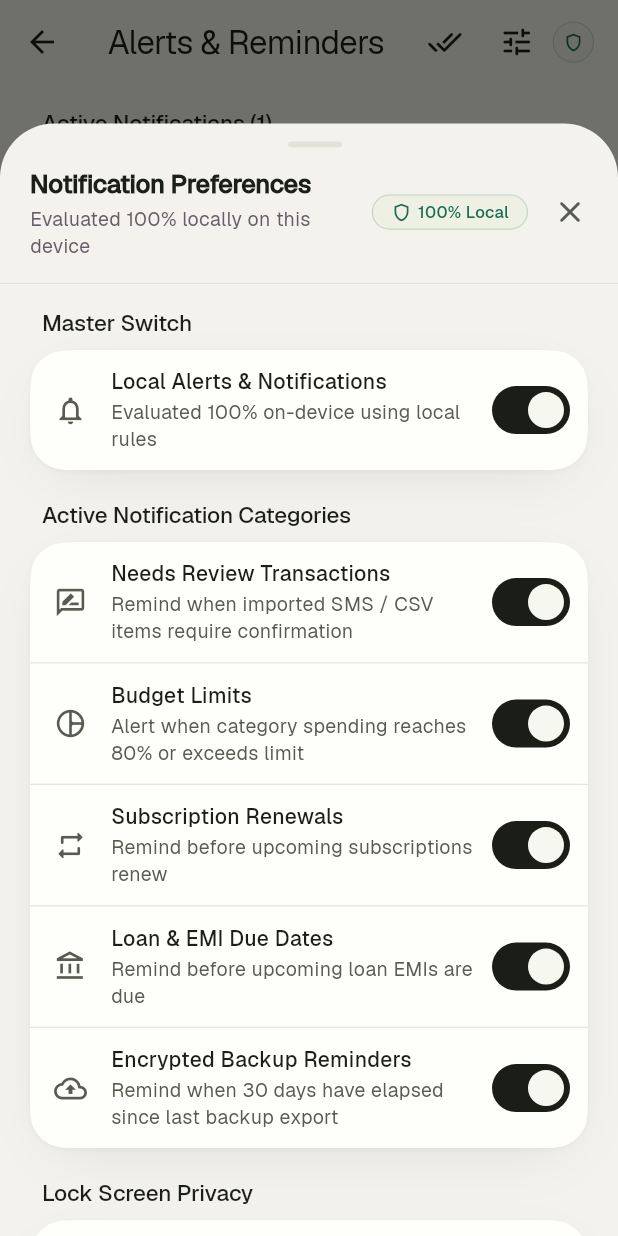
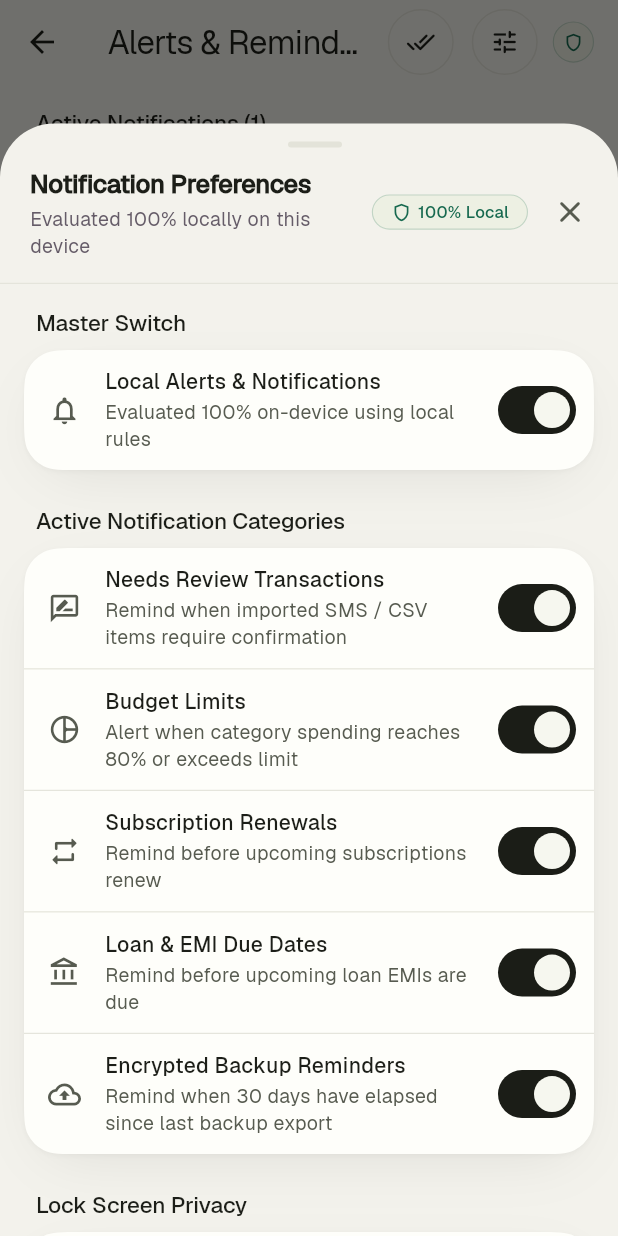
Before and after one commit to Shibilimohdtp/financeflow, a Flutter app: the AlertsInboxScreen screen opened directly, after a tap on the "tune" icon, on a phone screen of 412 x 824 dp. Run offline on Flutter 3.47's test engine with Material 3 defaults, Android fonts, the phone set to English and light mode, and no system bars; our stand-ins replace file_picker, flutter_local_notifications, flutter_riverpod, flutter_secure_storage, flutter_timezone, isar and 3 more; accounts and stored records are empty; generated files the repository leaves out were written again; project files that could hold a hidden picture were left out.

Commit message:
feat(ui): DS-B9d Alerts inbox and alert settings sheet in Stillwater Bloom

```diff
--- a/lib/features/alerts/alert_settings_sheet.dart
+++ b/lib/features/alerts/alert_settings_sheet.dart
@@ -2,22 +2,23 @@ import 'package:flutter/foundation.dart';
 import 'package:flutter/material.dart';
 import 'package:flutter_riverpod/flutter_riverpod.dart';
 
+import '../../core/formatting/currency_formatter.dart';
 import '../../models/app_settings.dart';
+import '../../services/notifications/local_notification_service.dart';
+import '../../services/notifications/notification_coordinator.dart';
 import '../../shared/widgets/ff_button.dart';
 import '../../shared/widgets/ff_card.dart';
+import '../../shared/widgets/ff_divider.dart';
 import '../../shared/widgets/ff_grouped_container.dart';
 import '../../shared/widgets/ff_privacy_badge.dart';
+import '../../shared/widgets/ff_row.dart';
 import '../../shared/widgets/ff_section_header.dart';
+import '../../shared/widgets/ff_sheet.dart';
 import '../../shared/widgets/ff_sheet_header.dart';
+import '../../shared/widgets/ff_toast.dart';
+import '../../theme/ff.dart';
+import '../../theme/ff_tone.dart';
 import '../settings/settings_controller.dart';
-import '../../services/notifications/local_notification_service.dart';
-import '../../services/notifications/notification_coordinator.dart';
-import '../../core/formatting/currency_formatter.dart';
-import '../../shared/widgets/ff_toast.dart';
-import '../../shared/widgets/ff_sheet.dart';
-import '../../shared/widgets/ff_divider.dart';
-import '../../shared/widgets/ff_row.dart';
-import '../../theme/ff.dart';
 
 final notificationPermissionStatusProvider =
     FutureProvider.autoDispose<NotificationPermissionStatus>((ref) async {
@@ -27,7 +28,7 @@ final notificationPermissionStatusProvider =
       return NotificationPermissionStatus.notRequested;
     });
 
-/// Bottom sheet for configuring local push notifications and alerts preferences.
+/// Bottom sheet for configuring local push notifications and alerts preferences: Pattern E.
 class AlertSettingsSheet extends ConsumerStatefulWidget {
   const AlertSettingsSheet({super.key});
 
@@ -67,14 +68,15 @@ class _AlertSettingsSheetState extends ConsumerState<AlertSettingsSheet> {
         Flexible(
           child: ListView(
             padding: const EdgeInsets.symmetric(
-              horizontal: FfSpace.lg,
+              horizontal: FfSpace.pageMargin,
               vertical: FfSpace.md,
             ),
             children: [
               // ── 1. System Permission Banner ──────────────────────────────
               if (!isPermissionGranted && !kIsWeb) ...[
                 FfCard(
-                  variant: FfCardVariant.elevated,
+                  variant: FfCardVariant.tinted,
+                  tone: FfTone.warning,
                   padding: const EdgeInsets.all(FfSpace.md),
                   child: Column(
                     crossAxisAlignment: CrossAxisAlignment.start,
@@ -83,7 +85,7 @@ class _AlertSettingsSheetState extends ConsumerState<AlertSettingsSheet> {
                         children: [
                           Icon(
                             Icons.notifications_off_outlined,
-                            color: context.ff.color.statusSuccess,
+                            color: context.ff.color.statusWarning,
                             size: 22,
                           ),
                           const SizedBox(width: FfSpace.sm),
@@ -92,6 +94,7 @@ class _AlertSettingsSheetState extends ConsumerState<AlertSettingsSheet> {
                               'System Notifications Disabled',
                               style: context.ff.text.titleSm.copyWith(
                                 fontWeight: FontWeight.w600,
+                                color: context.ff.color.statusWarning,
                               ),
                             ),
                           ),
@@ -145,7 +148,7 @@ class _AlertSettingsSheetState extends ConsumerState<AlertSettingsSheet> {
                     ],
                   ),
                 ),
-                const SizedBox(height: FfSpace.lg),
+                const SizedBox(height: FfSpace.xl),
               ],
 
               // ── 2. Master Switch ─────────────────────────────────────────
@@ -171,7 +174,7 @@ class _AlertSettingsSheetState extends ConsumerState<AlertSettingsSheet> {
                 ],
               ),
 
-              const SizedBox(height: FfSpace.lg),
+              const SizedBox(height: FfSpace.xl),
 
               // ── 3. Category Triggers ─────────────────────────────────────
               if (settings.isAlertsEnabled &&
@@ -264,7 +267,7 @@ class _AlertSettingsSheetState extends ConsumerState<AlertSettingsSheet> {
                     ),
                   ],
                 ),
-                const SizedBox(height: FfSpace.lg),
+                const SizedBox(height: FfSpace.xl),
 
                 // ── 4. Privacy Settings ───────────────────────────────────
                 const FfSectionHeader(title: 'Lock Screen Privacy'),
@@ -294,17 +297,18 @@ class _AlertSettingsSheetState extends ConsumerState<AlertSettingsSheet> {
                         ? 'Preview: "1 imported transaction is waiting for your review."'
                         : 'Preview: "Swiggy · ${CurrencyFormatter.formatAmount(450)} is waiting for review."',
                     style: context.ff.text.labelSm.copyWith(
-                      color: context.ff.color.borderStrong,
+                      color: context.ff.color.secondary,
                       fontStyle: FontStyle.italic,
                     ),
                   ),
                 ),
-                const SizedBox(height: FfSpace.lg),
+                const SizedBox(height: FfSpace.xl),
               ],
 
               // ── 5. Privacy & Battery Guarantee ───────────────────────────
               FfCard(
                 variant: FfCardVariant.tinted,
+                tone: FfTone.success,
                 padding: const EdgeInsets.all(FfSpace.md),
                 child: Row(
                   children: [
@@ -338,7 +342,7 @@ class _AlertSettingsSheetState extends ConsumerState<AlertSettingsSheet> {
                 ),
               ),
 
-              const SizedBox(height: FfSpace.lg),
+              const SizedBox(height: FfSpace.xl),
 
               // ── 6. Developer Tools (Test Notification) ───────────────────
               if (kDebugMode) ...[
@@ -368,7 +372,7 @@ class _AlertSettingsSheetState extends ConsumerState<AlertSettingsSheet> {
                     ),
                   ],
                 ),
-                const SizedBox(height: FfSpace.lg),
+                const SizedBox(height: FfSpace.xl),
               ],
 
               const SizedBox(height: FfSpace.x2l),
--- a/lib/features/alerts/alerts_inbox_screen.dart
+++ b/lib/features/alerts/alerts_inbox_screen.dart
@@ -1,19 +1,24 @@
 import 'package:flutter/material.dart';
 import 'package:flutter_riverpod/flutter_riverpod.dart';
-import '../../core/extensions/context_extensions.dart';
+
 import '../../core/formatting/date_formatter.dart';
 import '../../models/alert_item.dart';
 import '../../repositories/alert_repository.dart';
+import '../../shared/widgets/ff_app_bar.dart';
+import '../../shared/widgets/ff_divider.dart';
 import '../../shared/widgets/ff_empty_state.dart';
 import '../../shared/widgets/ff_grouped_container.dart';
+import '../../shared/widgets/ff_icon_tile.dart';
 import '../../shared/widgets/ff_privacy_badge.dart';
+import '../../shared/widgets/ff_progress.dart';
+import '../../shared/widgets/ff_round_buttons.dart';
 import '../../shared/widgets/ff_section_header.dart';
+import '../../theme/ff.dart';
+import '../../theme/ff_tone.dart';
 import 'alert_settings_sheet.dart';
 import 'alerts_controller.dart';
-import '../../shared/widgets/ff_app_bar.dart';
-import '../../shared/widgets/ff_progress.dart';
-import '../../theme/ff.dart';
 
+/// Alerts and notifications inbox: Pattern B (everyday list) on plain canvas.
 class AlertsInboxScreen extends ConsumerStatefulWidget {
   const AlertsInboxScreen({super.key});
 
@@ -30,14 +35,14 @@ class _AlertsInboxScreenState extends ConsumerState<AlertsInboxScreen> {
     );
   }
 
-  Color _getSeverityColor(BuildContext context, AlertSeverity severity) {
+  FfTone _getSeverityTone(AlertSeverity severity) {
     switch (severity) {
       case AlertSeverity.urgent:
-        return context.ff.color.statusError;
+        return FfTone.expense;
       case AlertSeverity.attention:
-        return context.ff.color.accent;
+        return FfTone.warning;
       case AlertSeverity.informational:
-        return context.ff.color.actionPrimary;
+        return FfTone.primary;
     }
   }
 
@@ -72,20 +77,24 @@ class _AlertsInboxScreenState extends ConsumerState<AlertsInboxScreen> {
       appBar: FfAppBar(
         title: 'Alerts & Reminders',
         actions: [
-          IconButton(
-            icon: const Icon(Icons.done_all_rounded),
+          FfCircleButton(
+            icon: Icons.done_all_rounded,
             tooltip: 'Mark All Read',
+            soft: true,
             onPressed:
                 () =>
                     ref.read(alertsControllerProvider.notifier).markAllAsRead(),
           ),
-          IconButton(
-            icon: const Icon(Icons.tune_rounded),
+          const SizedBox(width: FfSpace.xs),
+          FfCircleButton(
+            icon: Icons.tune_rounded,
             tooltip: 'Alert Settings',
+            soft: true,
             onPressed: () => AlertSettingsSheet.show(context),
           ),
+          const SizedBox(width: FfSpace.xs),
           const Padding(
-            padding: EdgeInsets.only(right: FfSpace.md),
+            padding: EdgeInsets.only(right: FfSpace.pageMargin),
             child: Center(
               child: FfPrivacyBadge(label: 'Local Rules', iconOnly: true),
             ),
@@ -110,18 +119,46 @@ class _AlertsInboxScreenState extends ConsumerState<AlertsInboxScreen> {
 
           return ListView(
             padding: const EdgeInsets.symmetric(
-              horizontal: FfSpace.lg,
+              horizontal: FfSpace.pageMargin,
               vertical: FfSpace.md,
             ),
             children: [
               FfSectionHeader(title: 'Active Notifications (${alerts.length})'),
               FfGroupedContainer(
-                children:
-                    alerts.map((alert) {
-                      final iconColor = _getSeverityColor(
-                        context,
-                        alert.severity,
+                dividerInset: FfRowLeading.tile,
+                children: [
+                  for (final alert in alerts) _buildAlertRow(context, alert),
+                ],
+              ),
+              const SizedBox(height: FfSpace.x4l),
+            ],
           );
+        },
+        loading:
+            () => const Center(
+              child: Padding(
+                padding: EdgeInsets.all(FfSpace.x4l),
+                child: FfLoading(),
+              ),
+            ),
+        error:
+            (e, _) => Center(
+              child: Padding(
+                padding: const EdgeInsets.all(FfSpace.xl),
+                child: Text(
+                  'Error loading alerts: $e',
+                  style: context.ff.text.body.copyWith(
+                    color: context.ff.color.statusError,
+                  ),
+                ),
+              ),
+            ),
+      ),
+    );
+  }
+
+  Widget _buildAlertRow(BuildContext context, AlertItem alert) {
+    final tone = _getSeverityTone(alert.severity);
     final iconData = _getAlertIcon(alert.type);
 
     return Dismissible(
@@ -131,9 +168,8 @@ class _AlertsInboxScreenState extends ConsumerState<AlertsInboxScreen> {
         alignment: Alignment.centerRight,
         padding: const EdgeInsets.only(right: FfSpace.lg),
         decoration: BoxDecoration(
-                            color: context.ff.color.statusError.withValues(
-                              alpha: 0.15,
-                            ),
+          color: context.ff.color.statusErrorContainer,
+          borderRadius: ffRadius(FfRadius.md),
         ),
         child: Icon(
           Icons.archive_outlined,
@@ -141,57 +177,37 @@ class _AlertsInboxScreenState extends ConsumerState<AlertsInboxScreen> {
         ),
       ),
       onDismissed: (_) {
-                          ref
-                              .read(alertsControllerProvider.notifier)
-                              .dismissAlert(alert.id);
+        ref.read(alertsControllerProvider.notifier).dismissAlert(alert.id);
       },
       child: InkWell(
         onTap: () {
-                            ref
-                                .read(alertsControllerProvider.notifier)
-                                .markAsRead(alert.id);
+          ref.read(alertsControllerProvider.notifier).markAsRead(alert.id);
         },
         child: Padding(
           padding: const EdgeInsets.all(FfSpace.md),
           child: Row(
             crossAxisAlignment: CrossAxisAlignment.start,
             children: [
-                                Container(
-                                  width: FfRowTokens.iconTile,
-                                  height: FfRowTokens.iconTile,
-                                  decoration: BoxDecoration(
-                                    color: iconColor.withValues(
-                                      alpha: FfTint.subtle.alpha,
-                                    ),
-                                    borderRadius: BorderRadius.circular(
-                                      FfRadius.sm,
-                                    ),
-                                  ),
-                                  child: Icon(
-                                    iconData,
-                                    color: iconColor,
-                                    size: 20,
-                                  ),
-                                ),
+              FfIconTile(icon: iconData, tone: tone),
               const SizedBox(width: FfSpace.md),
               Expanded(
                 child: Column(
-                                    crossAxisAlignment:
-                                        CrossAxisAlignment.start,
+                  crossAxisAlignment: CrossAxisAlignment.start,
                   children: [
                     Row(
                       children: [
                         Expanded(
                           child: Text(
                             alert.title,
-                                              style: context
-                                                  .textTheme
-                                                  .titleSmall
-                                                  ?.copyWith(
+                            style: context.ff.text.titleSm.copyWith(
                               fontWeight:
                                   alert.isRead
                                       ? FontWeight.w500
                                       : FontWeight.w700,
+                              color:
+                                  alert.isRead
+                                      ? context.ff.color.secondary
+                                      : context.ff.color.textPrimary,
                             ),
                           ),
                         ),
@@ -199,11 +215,9 @@ class _AlertsInboxScreenState extends ConsumerState<AlertsInboxScreen> {
                           Container(
                             width: 8,
                             height: 8,
-                                              margin: const EdgeInsets.only(
-                                                left: FfSpace.x2s,
-                                              ),
+                            margin: const EdgeInsets.only(left: FfSpace.xs),
                             decoration: BoxDecoration(
-                                                color: iconColor,
+                              color: context.ff.color.spark,
                               shape: BoxShape.circle,
                             ),
                           ),
@@ -218,12 +232,9 @@ class _AlertsInboxScreenState extends ConsumerState<AlertsInboxScreen> {
                     ),
                     const SizedBox(height: FfSpace.x2s),
                     Text(
-                                        DateFormatter.formatTransactionDate(
-                                          alert.createdAt,
-                                        ),
+                      DateFormatter.formatTransactionDate(alert.createdAt),
                       style: context.ff.text.labelSm.copyWith(
-                                          color: context.ff.color.borderStrong,
-                                          fontSize: 10,
+                        color: context.ff.color.textTertiary,
                       ),
                     ),
                   ],
@@ -234,21 +245,5 @@ class _AlertsInboxScreenState extends ConsumerState<AlertsInboxScreen> {
         ),
       ),
     );
-                    }).toList(),
-              ),
-              const SizedBox(height: FfSpace.x4l),
-            ],
-          );
-        },
-        loading:
-            () => const Center(
-              child: Padding(
-                padding: EdgeInsets.all(FfSpace.x4l),
-                child: FfLoading(),
-              ),
-            ),
-        error: (e, _) => Center(child: Text('Error: $e')),
-      ),
-    );
   }
 }
```
Also changed, not shown: 2 other files. Lines whose indentation alone changed are shown as unchanged.
